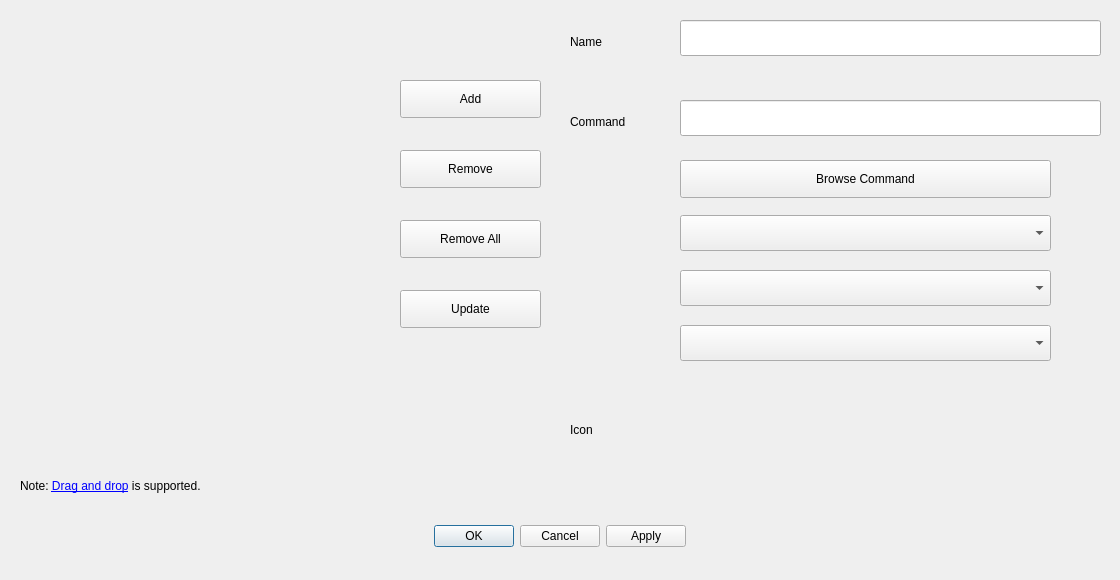
Old version of the form src/view/edit_launchers_dialog.ui in the repository dangvd/ksmoothdock.
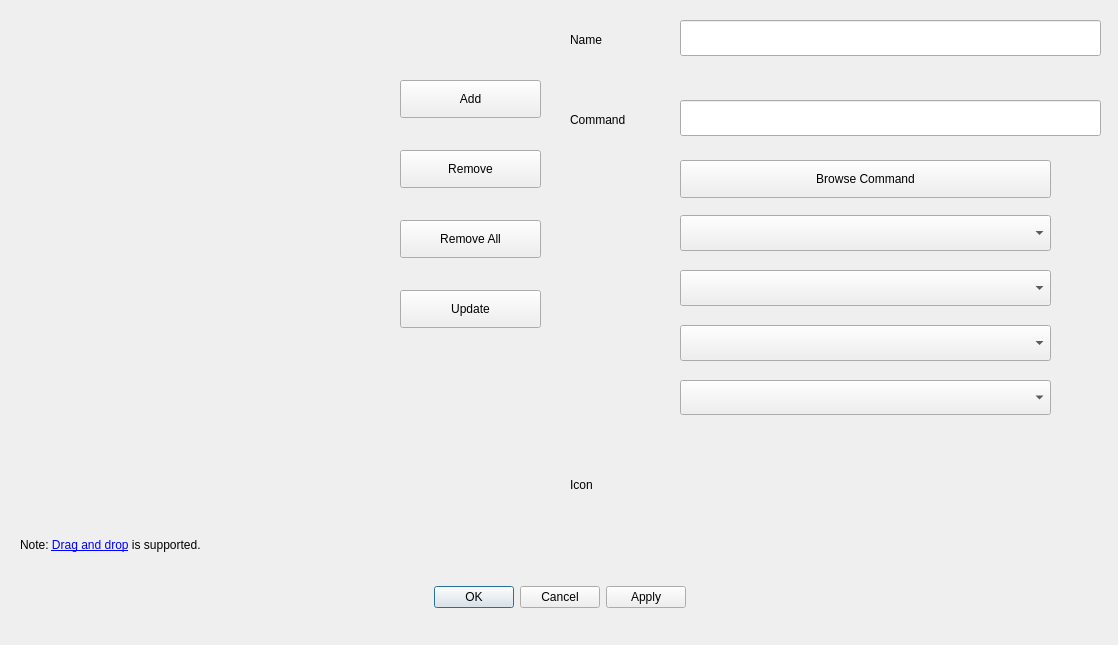
New version of the form. Icons and pictures are not drawn.

Commit message: Edit Launchers dialog: add a shortcut-to-directory list #107

Diff of the .ui file:
```diff
--- a/src/view/edit_launchers_dialog.ui
+++ b/src/view/edit_launchers_dialog.ui
@@ -6,8 +6,8 @@
    <rect>
     <x>0</x>
     <y>0</y>
-    <width>1120</width>
-    <height>580</height>
+    <width>1118</width>
+    <height>645</height>
    </rect>
   </property>
   <property name="windowTitle">
@@ -17,9 +17,9 @@
    <property name="geometry">
     <rect>
      <x>80</x>
-     <y>520</y>
+     <y>580</y>
      <width>960</width>
-     <height>32</height>
+     <height>35</height>
     </rect>
    </property>
    <property name="orientation">
@@ -36,9 +36,9 @@
    <property name="geometry">
     <rect>
      <x>20</x>
-     <y>475</y>
-     <width>351</width>
-     <height>23</height>
+     <y>530</y>
+     <width>350</width>
+     <height>30</height>
     </rect>
    </property>
    <property name="text">
@@ -103,9 +103,9 @@
    <property name="geometry">
     <rect>
      <x>570</x>
-     <y>30</y>
-     <width>72</width>
-     <height>23</height>
+     <y>25</y>
+     <width>100</width>
+     <height>30</height>
     </rect>
    </property>
    <property name="text">
@@ -126,9 +126,9 @@
    <property name="geometry">
     <rect>
      <x>570</x>
-     <y>110</y>
-     <width>101</width>
-     <height>23</height>
+     <y>105</y>
+     <width>100</width>
+     <height>30</height>
     </rect>
    </property>
    <property name="text">
@@ -192,9 +192,9 @@
    <property name="geometry">
     <rect>
      <x>570</x>
-     <y>418</y>
-     <width>72</width>
-     <height>23</height>
+     <y>470</y>
+     <width>100</width>
+     <height>30</height>
     </rect>
    </property>
    <property name="text">
@@ -214,7 +214,18 @@
     <string>Remove All</string>
    </property>
    <property name="icon">
-    <iconset theme="edit-delete"/>
+    <iconset theme="edit-delete">
+     <normaloff>.</normaloff>.</iconset>
+   </property>
+  </widget>
+  <widget class="QComboBox" name="dirCommands">
+   <property name="geometry">
+    <rect>
+     <x>680</x>
+     <y>380</y>
+     <width>371</width>
+     <height>35</height>
+    </rect>
    </property>
   </widget>
  </widget>
```
The commit also changes 2 other files.
